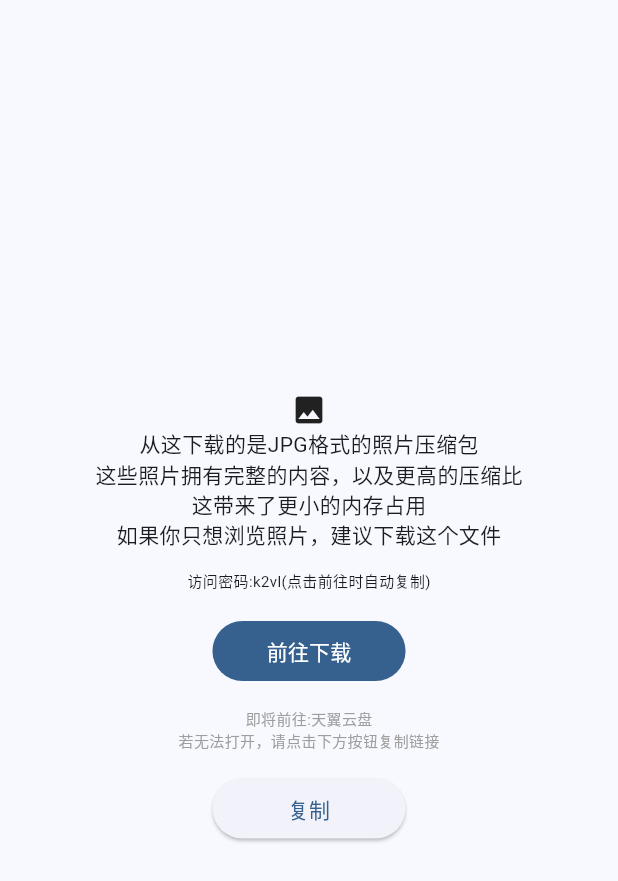
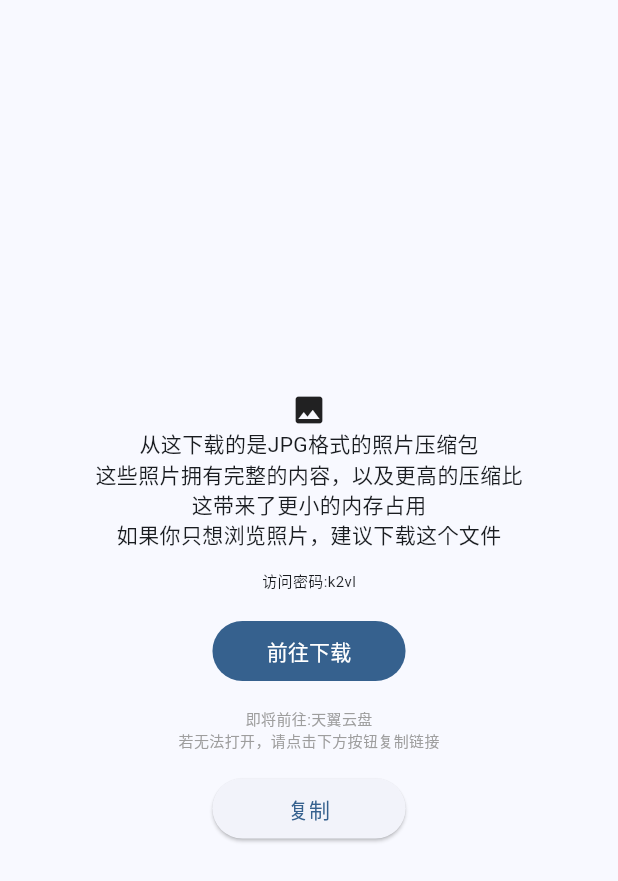
Before and after one commit to LyuDeveloper/HomeCode, a Flutter app: the JPG_Page widget shown alone on an empty page, opened directly, on a phone screen of 412 x 824 dp. Shown: the top 881 px of the screen. Run offline on Flutter 3.47's test engine with Material 3 defaults, Android fonts, the phone set to English and light mode, and no system bars; drawn by our look-alikes of dynamic_color.

Commit message:
1 part 2 commit

```diff
--- a/lib/MGPD.dart
+++ b/lib/MGPD.dart
@@ -99,7 +99,7 @@ class JPG_Page extends StatelessWidget{
         Text("这些照片拥有完整的内容，以及更高的压缩比"),
         Text("这带来了更小的内存占用"),
         Text("如果你只想浏览照片，建议下载这个文件"),
-        Text("\n访问密码:k2vl(点击前往时自动复制)\n", style: TextStyle(fontSize: 10),),
+        Text("\n访问密码:k2vl\n", style: TextStyle(fontSize: 10),),
         Flex(
           direction: Axis.horizontal,
           children: <Widget>[
@@ -136,7 +136,7 @@ class JPG_RAW_Page extends StatelessWidget{
         Text("这些照片拥有完整的内容，以及更完整的数据"),
         Text("这带来了更大的内存占用，同时有利于复杂照片编辑"),
         Text("如果你想进行较专业的照片编辑，建议下载这个文件"),
-        Text("\n访问密码:ywk1(点击前往时自动复制)\n", style: TextStyle(fontSize: 10),),
+        Text("\n访问密码:ywk1\n", style: TextStyle(fontSize: 10),),
         Flex(
           direction: Axis.horizontal,
           children: <Widget>[
```
Also changed, not shown: 36 other files.
